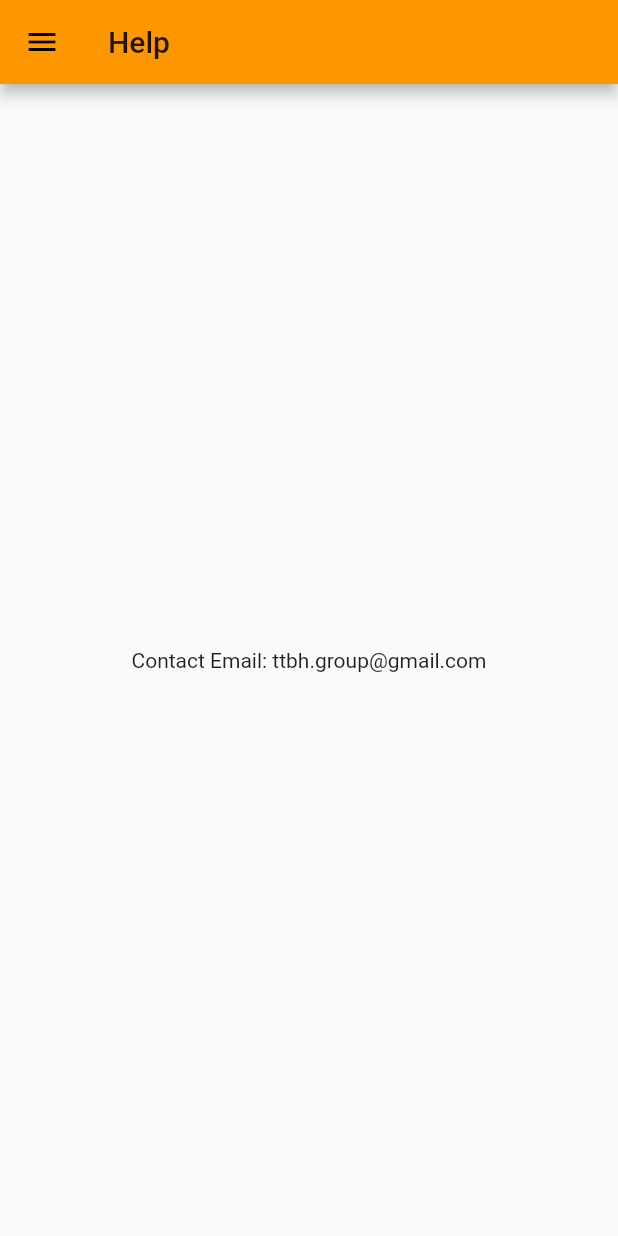
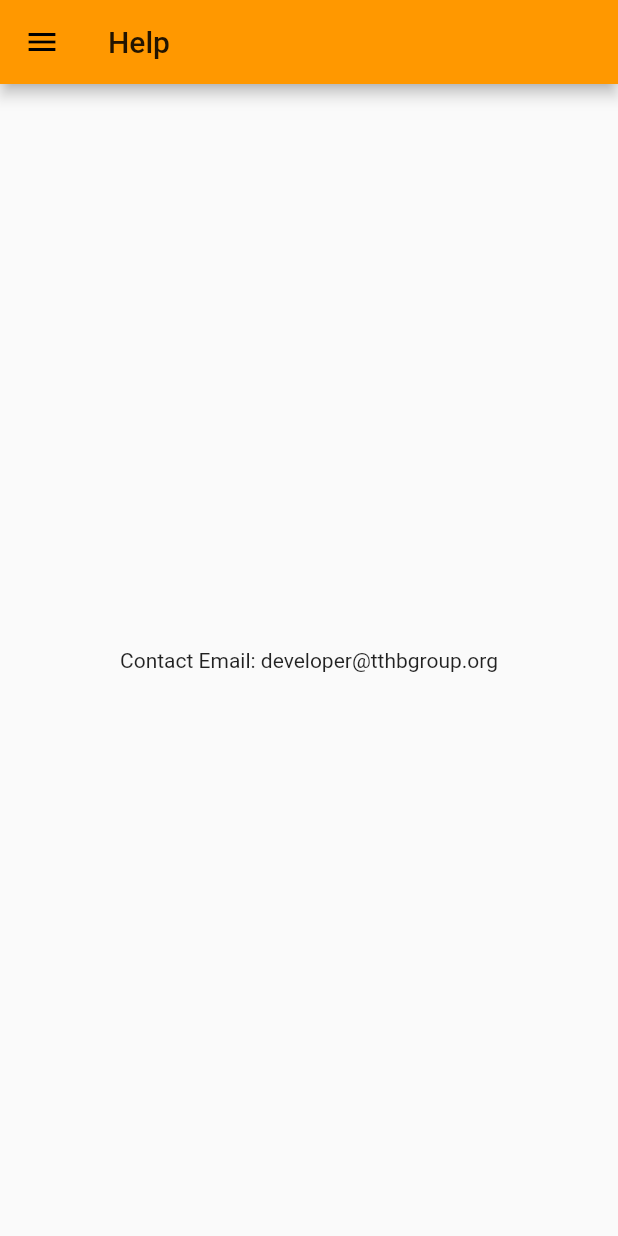
Before and after one commit to El-Groupo/RideOn, a Flutter app: the screen it shows after launch, in the side drawer, after a tap on "Help", on a phone screen of 412 x 824 dp. Run offline on Flutter 3.47's test engine with Material 2 defaults, Android fonts, the phone set to English and light mode, and no system bars; our stand-ins replace google_maps_flutter, location.

Commit message:
changed support email B)

```diff
--- a/ride_on/ride_on/lib/screens/help.dart
+++ b/ride_on/ride_on/lib/screens/help.dart
@@ -14,7 +14,7 @@ class HelpRoute extends StatelessWidget {
           mainAxisAlignment: MainAxisAlignment.spaceEvenly,
           crossAxisAlignment: CrossAxisAlignment.center,
           children: <Widget>[
-            Text('Contact Email: ttbh.group@gmail.com'),
+            Text('Contact Email: developer@tthbgroup.org'),
             ]
         ),
       ),
```
